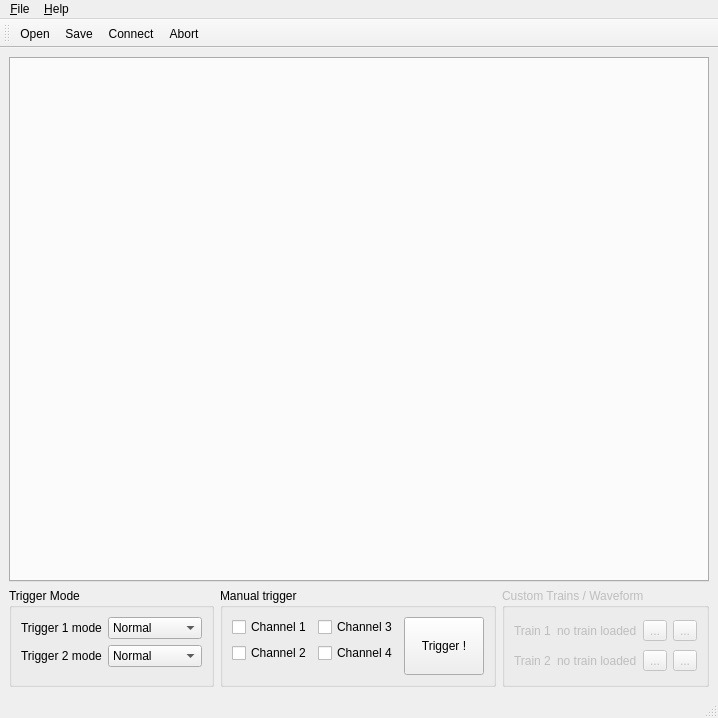
MarinManuel/PulsePalGUI, file src/mainwindow.ui: the form before one commit.
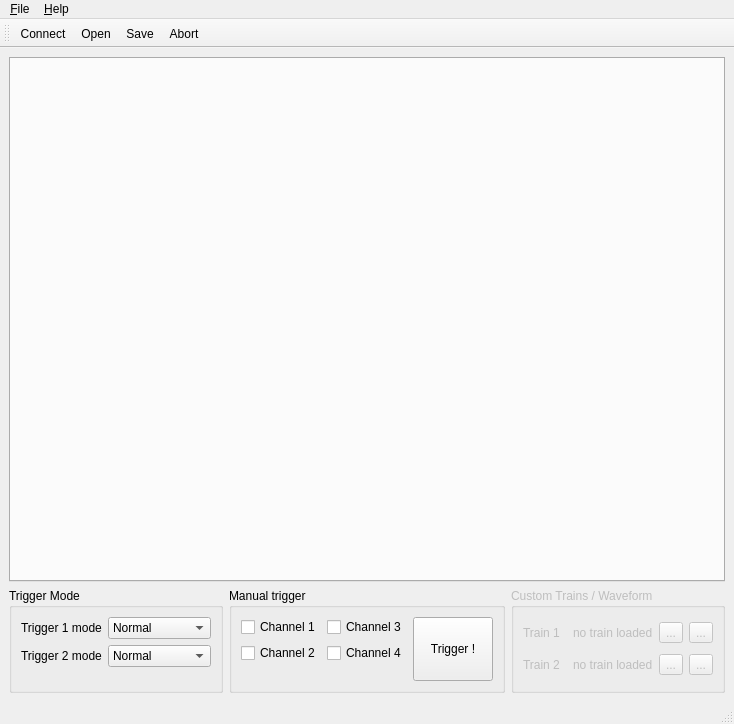
The form after the commit. Icons and pictures are not drawn.

Commit message: implemented connect action

What changed in the file:
```diff
--- a/src/mainwindow.ui
+++ b/src/mainwindow.ui
@@ -6,8 +6,8 @@
    <rect>
     <x>0</x>
     <y>0</y>
-    <width>718</width>
-    <height>707</height>
+    <width>734</width>
+    <height>724</height>
    </rect>
   </property>
   <property name="sizePolicy">
@@ -286,8 +286,8 @@
     <rect>
      <x>0</x>
      <y>0</y>
-     <width>718</width>
-     <height>22</height>
+     <width>734</width>
+     <height>20</height>
     </rect>
    </property>
    <widget class="QMenu" name="menu_File">
@@ -321,9 +321,9 @@
    <attribute name="toolBarBreak">
     <bool>false</bool>
    </attribute>
+   <addaction name="action_Connect"/>
    <addaction name="action_Open"/>
    <addaction name="action_Save"/>
-   <addaction name="action_Connect"/>
    <addaction name="action_Abort"/>
   </widget>
   <action name="action_Connect">
```
Left out of the diff: 7 changed lines with no effect on the pictures. The commit also changes 2 other files.
